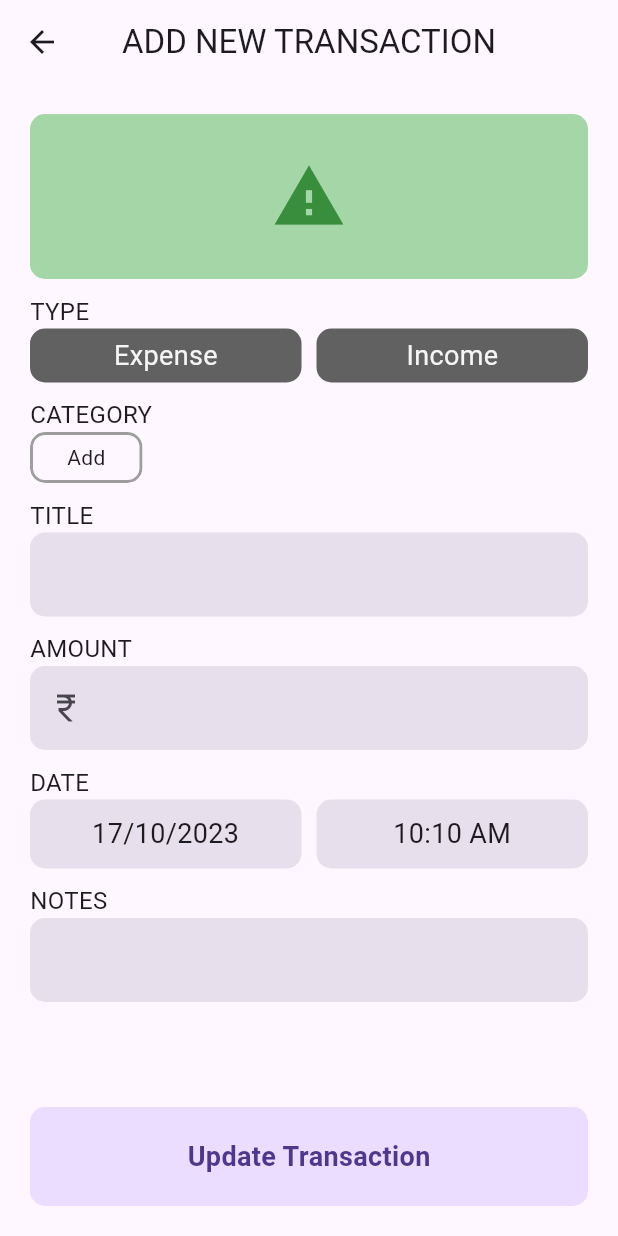
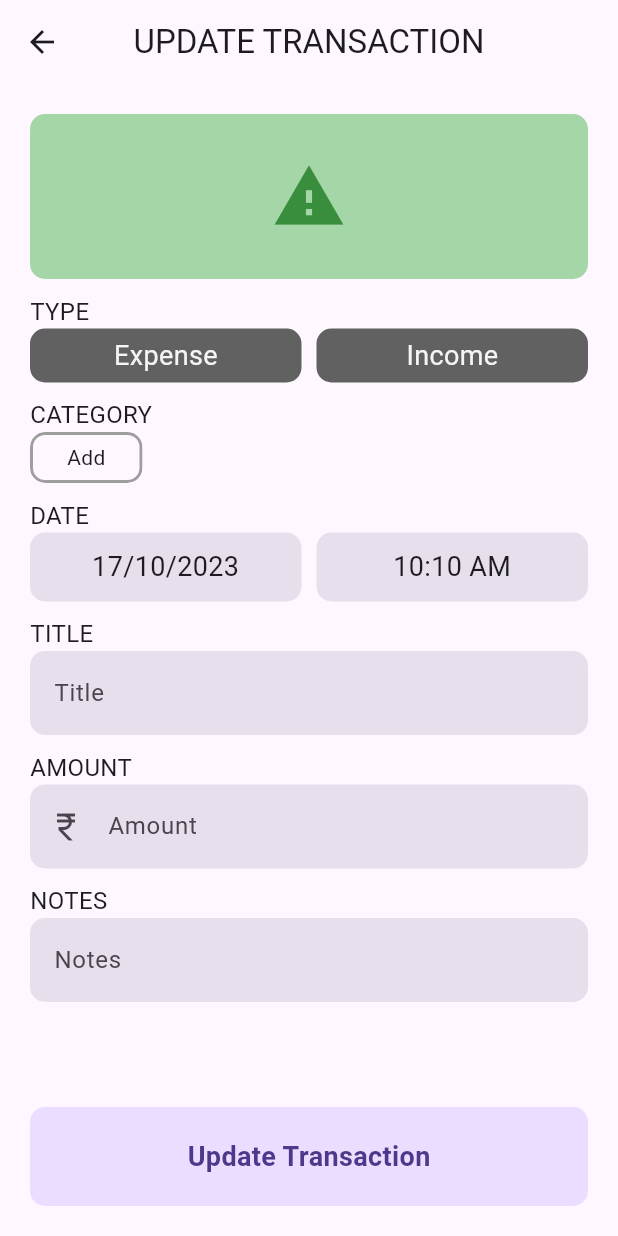
Before and after one commit to MatrimPathak/budget, a Flutter app: the UpdatePage screen opened directly with empty values, on a phone screen of 412 x 824 dp. Run offline on Flutter 3.47's test engine with Material 2 defaults, Android fonts, the phone set to English and light mode, and no system bars; drawn by our look-alikes of dynamic_color; our stand-ins replace cloud_firestore, firebase_core, flutter_slidable; accounts and stored records are empty; network calls fail.

Commit message:
Minor Changes and Fixes

```diff
--- a/lib/pages/addpage.dart
+++ b/lib/pages/addpage.dart
@@ -204,20 +204,6 @@ class _AddPageState extends State<AddPage> {
                         ),
                       ),
                       const SizedBox(height: 10),
-                      const FormLabel(label: "TITLE"),
-                      FormTextField(
-                        label: "Title",
-                        controller: titleController,
-                        textInputType: "name",
-                      ),
-                      const SizedBox(height: 10),
-                      const FormLabel(label: "AMOUNT"),
-                      FormTextField(
-                        label: "Amount",
-                        controller: amountController,
-                        textInputType: "number",
-                      ),
-                      const SizedBox(height: 10),
                       const FormLabel(label: "DATE"),
                       Row(
                         children: [
@@ -290,6 +276,20 @@ class _AddPageState extends State<AddPage> {
                         ],
                       ),
                       const SizedBox(height: 10),
+                      const FormLabel(label: "TITLE"),
+                      FormTextField(
+                        label: "Title",
+                        controller: titleController,
+                        textInputType: "name",
+                      ),
+                      const SizedBox(height: 10),
+                      const FormLabel(label: "AMOUNT"),
+                      FormTextField(
+                        label: "Amount",
+                        controller: amountController,
+                        textInputType: "number",
+                      ),
+                      const SizedBox(height: 10),
                       const FormLabel(label: "NOTES"),
                       FormTextField(
                         label: "Notes",
--- a/lib/pages/homepage.dart
+++ b/lib/pages/homepage.dart
@@ -112,6 +112,8 @@ class _HomePageState extends State<HomePage> {
                   );
                 }
                 if (snapshot.hasData) {
+                  totalExpense = 0;
+                  totalIncome = 0;
                   double totalFood = 0;
                   double totalTravel = 0;
                   double totalGroceries = 0;
--- a/lib/pages/updatepage.dart
+++ b/lib/pages/updatepage.dart
@@ -106,7 +106,7 @@ class _UpdatePageState extends State<UpdatePage> {
     return Scaffold(
       appBar: AppBar(
         title: const Text(
-          "ADD NEW TRANSACTION",
+          "UPDATE TRANSACTION",
         ),
         centerTitle: true,
         elevation: 0,
@@ -230,20 +230,6 @@ class _UpdatePageState extends State<UpdatePage> {
                         ),
                       ),
                       const SizedBox(height: 10),
-                      const FormLabel(label: "TITLE"),
-                      FormTextField(
-                        label: widget.name,
-                        controller: titleController,
-                        textInputType: "name",
-                      ),
-                      const SizedBox(height: 10),
-                      const FormLabel(label: "AMOUNT"),
-                      FormTextField(
-                        label: widget.amount,
-                        controller: amountController,
-                        textInputType: "number",
-                      ),
-                      const SizedBox(height: 10),
                       const FormLabel(label: "DATE"),
                       Row(
                         children: [
@@ -316,9 +302,26 @@ class _UpdatePageState extends State<UpdatePage> {
                         ],
                       ),
                       const SizedBox(height: 10),
+                      const FormLabel(label: "TITLE"),
+                      FormTextField(
+                        label: "Title",
+                        text: widget.name,
+                        controller: titleController,
+                        textInputType: "name",
+                      ),
+                      const SizedBox(height: 10),
+                      const FormLabel(label: "AMOUNT"),
+                      FormTextField(
+                        label: "Amount",
+                        text: widget.amount,
+                        controller: amountController,
+                        textInputType: "number",
+                      ),
+                      const SizedBox(height: 10),
                       const FormLabel(label: "NOTES"),
                       FormTextField(
-                        label: widget.notes,
+                        label: "Notes",
+                        text: widget.notes,
                         controller: notesController,
                         textInputType: "multiline",
                       ),
--- a/lib/widgets/formfield.dart
+++ b/lib/widgets/formfield.dart
@@ -2,11 +2,13 @@ import 'package:flutter/material.dart';
 
 class FormTextField extends StatefulWidget {
   final String label;
+  final String text;
   final String textInputType;
   final TextEditingController controller;
 
   const FormTextField({
     super.key,
+    this.text = "",
     required this.label,
     required this.textInputType,
     required this.controller,
@@ -19,6 +21,7 @@ class FormTextField extends StatefulWidget {
 class _FormTextFieldState extends State<FormTextField> {
   @override
   Widget build(BuildContext context) {
+    widget.controller.text = widget.text;
     return SizedBox(
       width: double.infinity,
       child: TextField(
```
